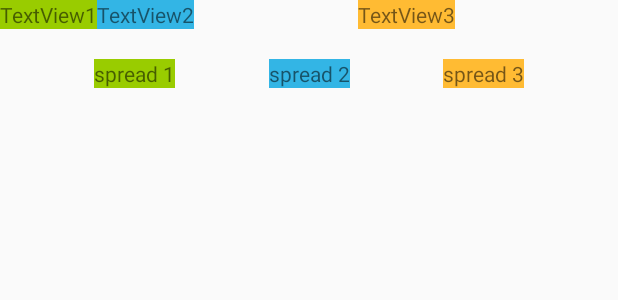
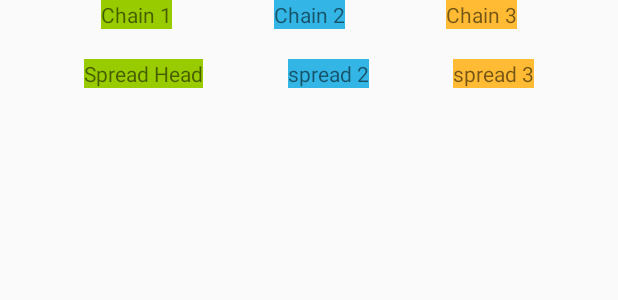
Before and after one commit to gengwenwu/AndroidUIDemo, an Android app: the layout activity_constraint_chain.xml on its own in the app's theme, with its tools: preview values and no code run, on a phone screen of 412 x 824 dp. Shown: the top 300 px of the screen. Run offline under Robolectric (Android 15) with nearby library versions, the phone set to English and light mode, and no system bars.

Commit message:
完善chain

```diff
--- a/app/src/main/res/layout/activity_constraint_chain.xml
+++ b/app/src/main/res/layout/activity_constraint_chain.xml
@@ -12,9 +12,9 @@
         android:layout_width="wrap_content"
         android:layout_height="wrap_content"
         android:background="@android:color/holo_green_light"
-        android:text="TextView1"
+        android:text="Chain 1"
         app:layout_constraintLeft_toLeftOf="parent"
-        app:layout_constraintRight_toLeftOf="@+id/tv_row1_tv2"
+        app:layout_constraintRight_toLeftOf="@id/tv_row1_tv2"
         app:layout_constraintTop_toTopOf="parent" />
 
     <TextView
@@ -22,9 +22,9 @@
         android:layout_width="wrap_content"
         android:layout_height="wrap_content"
         android:background="@android:color/holo_blue_light"
-        android:text="TextView2"
-        app:layout_constraintLeft_toRightOf="@+id/tv_row1_tv1"
-        app:layout_constraintRight_toLeftOf="tv_row1_tv3"
+        android:text="Chain 2"
+        app:layout_constraintLeft_toRightOf="@id/tv_row1_tv1"
+        app:layout_constraintRight_toLeftOf="@+id/tv_row1_tv3"
         app:layout_constraintTop_toTopOf="parent" />
 
     <TextView
@@ -32,8 +32,8 @@
         android:layout_width="wrap_content"
         android:layout_height="wrap_content"
         android:background="@android:color/holo_orange_light"
-        android:text="TextView3"
-        app:layout_constraintLeft_toRightOf="@+id/tv_row1_tv2"
+        android:text="Chain 3"
+        app:layout_constraintLeft_toRightOf="@id/tv_row1_tv2"
         app:layout_constraintRight_toRightOf="parent"
         app:layout_constraintTop_toTopOf="parent" />
 
@@ -44,7 +44,7 @@
         android:layout_height="wrap_content"
         android:layout_marginTop="20dp"
         android:background="@android:color/holo_green_light"
-        android:text="spread 1"
+        android:text="Spread Head"
         app:layout_constraintHorizontal_chainStyle="spread"
         app:layout_constraintLeft_toLeftOf="parent"
         app:layout_constraintRight_toLeftOf="@id/tv_row2_tv2"
```
